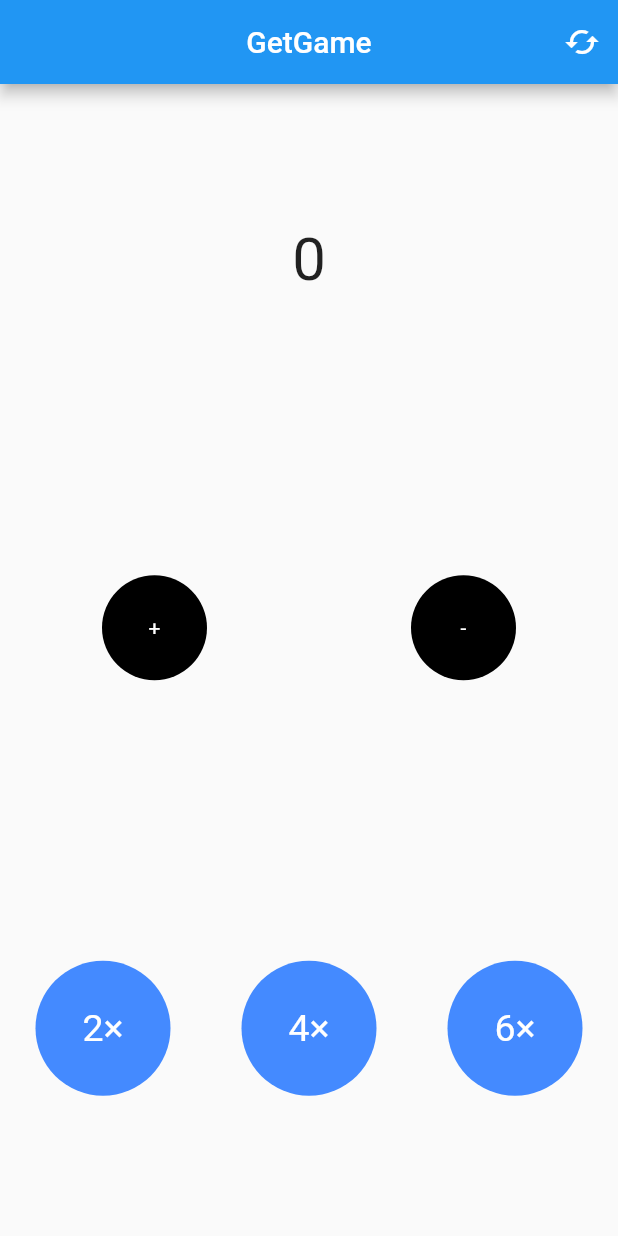
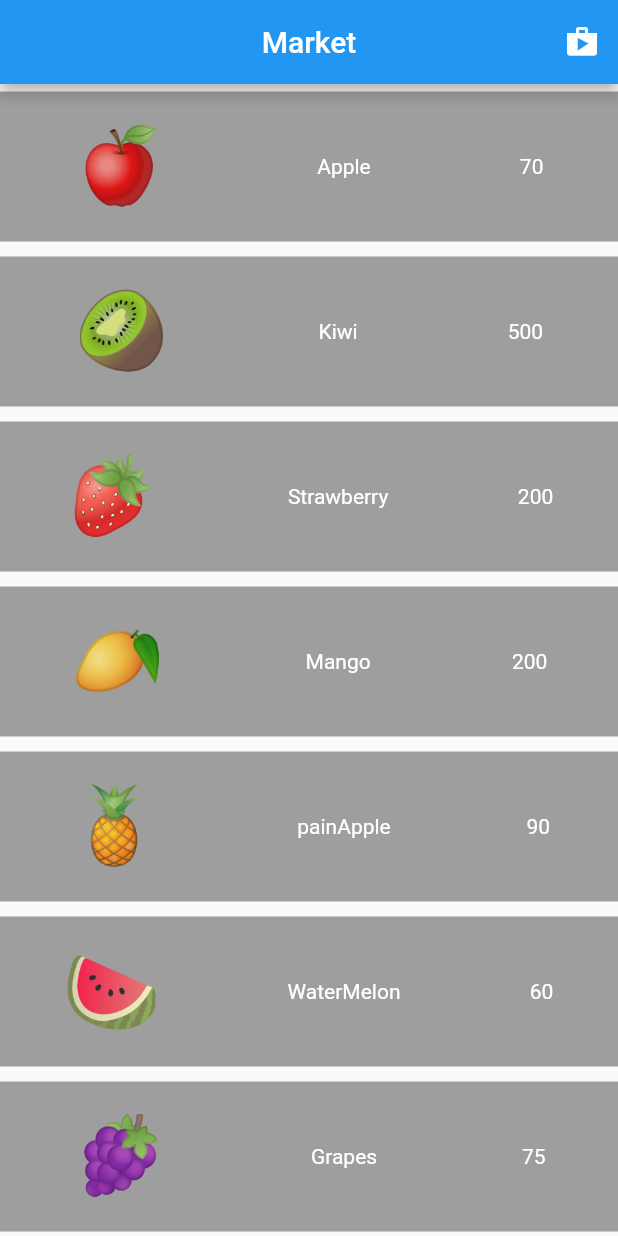
Before and after one commit to RajVirani6587/getgame, a Flutter app: the screen it shows after launch, on a phone screen of 412 x 824 dp. Run offline on Flutter 3.47's test engine with Material 2 defaults, Android fonts, the light colour scheme and no system bars; our stand-ins replace get.

Commit message:
10/10/2022

```diff
--- /dev/null
+++ b/lib/controller/apple_Controller.dart
@@ -0,0 +1,21 @@
+import 'package:get/get.dart';
+
+import '../model/model.dart';
+
+class apple_Controller extends GetxController{
+
+  RxList <DataModel> l1 =[
+    DataModel(name: "Apple",image:"🍎",price: "70"),
+    DataModel(name: "Kiwi",image:"🥝",price: "500"),
+    DataModel(name: "Strawberry",image:"🍓",price: "200"),
+    DataModel(name: "Mango",image:"🥭",price: "200"),
+    DataModel(name: "painApple",image:"🍍",price: "90"),
+    DataModel(name: "WaterMelon",image:"🍉",price: "60"),
+    DataModel(name: "Grapes",image:"🍇",price: "75"),
+    DataModel(name: "bannan",image:"🍌",price: "45"),
+  ].obs;
+
+  DataModel? Datapick;
+
+  RxList<DataModel>Cart = <DataModel>[].obs;
+}
--- a/lib/main.dart
+++ b/lib/main.dart
@@ -1,5 +1,8 @@
 import 'package:flutter/material.dart';
 import 'package:get/get.dart';
+import 'package:getgame/view/Secode_Screen.dart';
+import 'package:getgame/view/cart_screen.dart';
+import 'package:getgame/view/first_Screen.dart';
 import 'package:getgame/view/home_Screen.dart';
 
 void main(){
@@ -7,7 +10,10 @@ void main(){
     GetMaterialApp(
       debugShowCheckedModeBanner: false,
       routes: {
-        '/':(context)=>Home_Scrren(),
+        //'/':(context)=>Home_Scrren(),
+        '/':(context)=>Apple_Screen(),
+        'sec':(context)=>secode_Screen(),
+        'cart':(context)=>cart_Screen(),
       },
     )
   );
--- /dev/null
+++ b/lib/model/model.dart
@@ -0,0 +1,5 @@
+class DataModel{
+  String?name,image,price;
+
+  DataModel({this.name, this.image, this.price});
+}
--- /dev/null
+++ b/lib/view/first_Screen.dart
@@ -0,0 +1,58 @@
+import 'package:flutter/material.dart';
+import 'package:get/get.dart';
+import 'package:getgame/controller/apple_Controller.dart';
+import 'package:getgame/view/Secode_Screen.dart';
+
+import 'cart_screen.dart';
+
+class Apple_Screen extends StatefulWidget {
+  const Apple_Screen({Key? key}) : super(key: key);
+
+  @override
+  State<Apple_Screen> createState() => _Apple_ScreenState();
+}
+
+class _Apple_ScreenState extends State<Apple_Screen> {
+  apple_Controller screen_Controller = Get.put(apple_Controller());
+
+  @override
+  Widget build(BuildContext context) {
+    return SafeArea(
+      child: Scaffold(
+        appBar: AppBar(title: Text("Market"),
+          centerTitle:true,
+          actions: [
+            IconButton(onPressed: (){
+              Get.to(cart_Screen());
+            }, icon: Icon(Icons.shop)),
+          ],
+        ),
+        body: ListView.builder(
+            itemCount: screen_Controller.l1.length,
+            itemBuilder: (context, index) {
+              return InkWell(
+                onTap: () {
+                  screen_Controller.Datapick = screen_Controller.l1.value[index];
+                  Get.to(secode_Screen());
+                },
+                child: Container(
+                  margin: EdgeInsets.symmetric(vertical: 5),
+                  color: Colors.grey,
+                  height: 100,
+                  child: Row(
+                    mainAxisAlignment: MainAxisAlignment.spaceAround,
+                    children: [
+                      Text("${screen_Controller.l1.value[index].image}",
+                        style: TextStyle(fontSize: 50),),
+                      Text("${screen_Controller.l1.value[index].name}",style: TextStyle(color: Colors.white),),
+                      Text("${screen_Controller.l1.value[index].price}",style: TextStyle(color: Colors.white)),
+                    ],
+                  ),
+
+                ),
+              );
+            }),
+      ),
+    );
+  }
+}
--- a/pubspec.yaml
+++ b/pubspec.yaml
@@ -20,7 +20,7 @@ publish_to: 'none' # Remove this line if you wish to publish to pub.dev
 version: 1.0.0+1
 
 environment:
-  sdk: '>=2.18.0 <3.0.0'
+  sdk: ">=2.17.1 <3.0.0"
 
 # Dependencies specify other packages that your package needs in order to work.
 # To automatically upgrade your package dependencies to the latest versions
```
Also changed, not shown: lib/view/Secode_Screen.dart (added, +45 -0 lines), lib/view/cart_screen.dart (added, +48 -0 lines), pubspec.lock.
